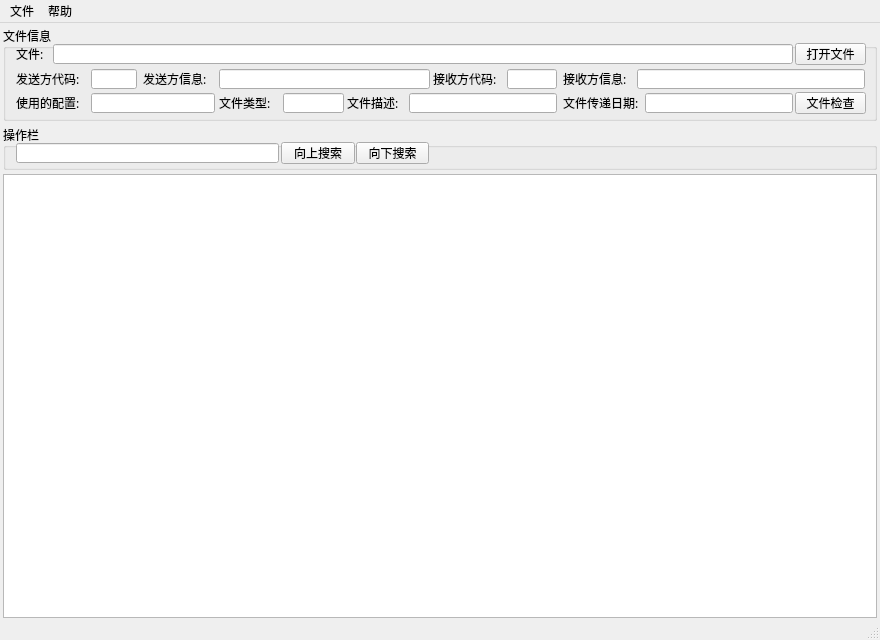
Above: mainwindow.ui from cnldw/FinanceFileReader before the change. Below: the same form after it.
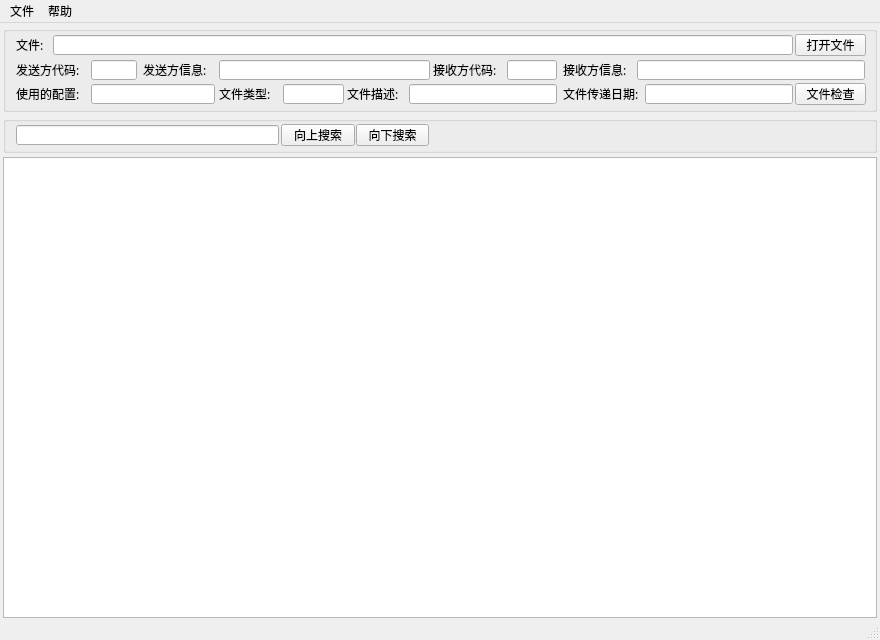
That is the form after the change. Icons and pictures are not drawn.

Commit message: 窗口优化

```diff
--- a/mainwindow.ui
+++ b/mainwindow.ui
@@ -59,13 +59,13 @@
       <property name="minimumSize">
        <size>
         <width>0</width>
-        <height>95</height>
+        <height>86</height>
        </size>
       </property>
       <property name="maximumSize">
        <size>
         <width>16777215</width>
-        <height>95</height>
+        <height>86</height>
        </size>
       </property>
       <property name="font">
@@ -78,13 +78,13 @@
        <bool>true</bool>
       </property>
       <property name="title">
-       <string>文件信息</string>
+       <string/>
       </property>
       <widget class="QLabel" name="labelFileInfo">
        <property name="geometry">
         <rect>
          <x>13</x>
-         <y>18</y>
+         <y>9</y>
          <width>31</width>
          <height>20</height>
         </rect>
@@ -102,7 +102,7 @@
        <property name="geometry">
         <rect>
          <x>50</x>
-         <y>18</y>
+         <y>9</y>
          <width>740</width>
          <height>20</height>
         </rect>
@@ -115,7 +115,7 @@
        <property name="geometry">
         <rect>
          <x>792</x>
-         <y>17</y>
+         <y>8</y>
          <width>71</width>
          <height>22</height>
         </rect>
@@ -128,7 +128,7 @@
        <property name="geometry">
         <rect>
          <x>13</x>
-         <y>43</y>
+         <y>34</y>
          <width>71</width>
          <height>20</height>
         </rect>
@@ -146,7 +146,7 @@
        <property name="geometry">
         <rect>
          <x>88</x>
-         <y>43</y>
+         <y>34</y>
          <width>46</width>
          <height>20</height>
         </rect>
@@ -156,7 +156,7 @@
        <property name="geometry">
         <rect>
          <x>140</x>
-         <y>43</y>
+         <y>34</y>
          <width>71</width>
          <height>20</height>
         </rect>
@@ -174,7 +174,7 @@
        <property name="geometry">
         <rect>
          <x>216</x>
-         <y>43</y>
+         <y>34</y>
          <width>211</width>
          <height>20</height>
         </rect>
@@ -184,7 +184,7 @@
        <property name="geometry">
         <rect>
          <x>430</x>
-         <y>43</y>
+         <y>34</y>
          <width>71</width>
          <height>20</height>
         </rect>
@@ -202,7 +202,7 @@
        <property name="geometry">
         <rect>
          <x>504</x>
-         <y>43</y>
+         <y>34</y>
          <width>50</width>
          <height>20</height>
         </rect>
@@ -212,7 +212,7 @@
        <property name="geometry">
         <rect>
          <x>560</x>
-         <y>43</y>
+         <y>34</y>
          <width>71</width>
          <height>20</height>
         </rect>
@@ -230,7 +230,7 @@
        <property name="geometry">
         <rect>
          <x>634</x>
-         <y>43</y>
+         <y>34</y>
          <width>228</width>
          <height>20</height>
         </rect>
@@ -240,7 +240,7 @@
        <property name="geometry">
         <rect>
          <x>13</x>
-         <y>67</y>
+         <y>58</y>
          <width>71</width>
          <height>20</height>
         </rect>
@@ -258,7 +258,7 @@
        <property name="geometry">
         <rect>
          <x>88</x>
-         <y>67</y>
+         <y>58</y>
          <width>124</width>
          <height>20</height>
         </rect>
@@ -268,7 +268,7 @@
        <property name="geometry">
         <rect>
          <x>216</x>
-         <y>67</y>
+         <y>58</y>
          <width>61</width>
          <height>20</height>
         </rect>
@@ -286,7 +286,7 @@
        <property name="geometry">
         <rect>
          <x>280</x>
-         <y>67</y>
+         <y>58</y>
          <width>61</width>
          <height>20</height>
         </rect>
@@ -296,7 +296,7 @@
        <property name="geometry">
         <rect>
          <x>344</x>
-         <y>67</y>
+         <y>58</y>
          <width>61</width>
          <height>20</height>
         </rect>
@@ -314,7 +314,7 @@
        <property name="geometry">
         <rect>
          <x>406</x>
-         <y>67</y>
+         <y>58</y>
          <width>148</width>
          <height>20</height>
         </rect>
@@ -324,7 +324,7 @@
        <property name="geometry">
         <rect>
          <x>560</x>
-         <y>67</y>
+         <y>58</y>
          <width>81</width>
          <height>20</height>
         </rect>
@@ -342,7 +342,7 @@
        <property name="geometry">
         <rect>
          <x>642</x>
-         <y>67</y>
+         <y>58</y>
          <width>148</width>
          <height>20</height>
         </rect>
@@ -352,7 +352,7 @@
        <property name="geometry">
         <rect>
          <x>792</x>
-         <y>66</y>
+         <y>57</y>
          <width>71</width>
          <height>22</height>
         </rect>
@@ -394,13 +394,13 @@
       <property name="minimumSize">
        <size>
         <width>0</width>
-        <height>45</height>
+        <height>37</height>
        </size>
       </property>
       <property name="maximumSize">
        <size>
         <width>16777215</width>
-        <height>45</height>
+        <height>37</height>
        </size>
       </property>
       <property name="font">
@@ -409,13 +409,13 @@
        </font>
       </property>
       <property name="title">
-       <string>操作栏</string>
+       <string/>
       </property>
       <widget class="QLineEdit" name="lineTextText">
        <property name="geometry">
         <rect>
          <x>13</x>
-         <y>18</y>
+         <y>9</y>
          <width>263</width>
          <height>20</height>
         </rect>
@@ -428,7 +428,7 @@
        <property name="geometry">
         <rect>
          <x>278</x>
-         <y>17</y>
+         <y>8</y>
          <width>74</width>
          <height>22</height>
         </rect>
@@ -441,7 +441,7 @@
        <property name="geometry">
         <rect>
          <x>353</x>
-         <y>17</y>
+         <y>8</y>
          <width>73</width>
          <height>22</height>
         </rect>
```
Left out of the diff: 20 changed lines with no effect on the pictures. The commit also changes 1 other file.
